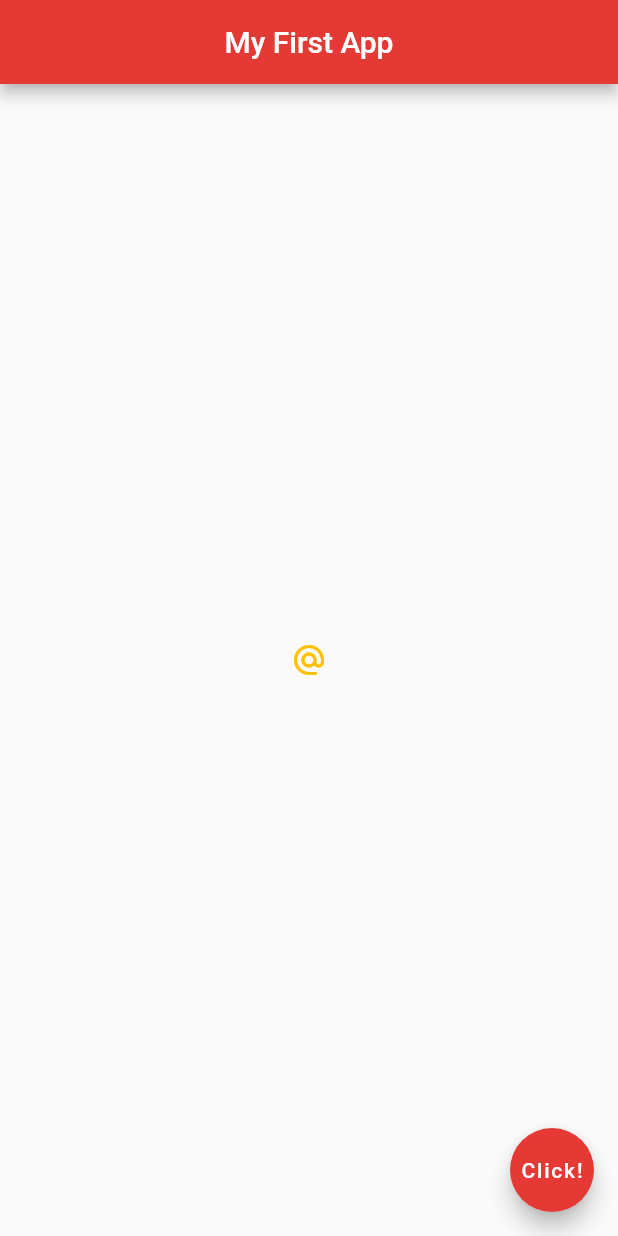
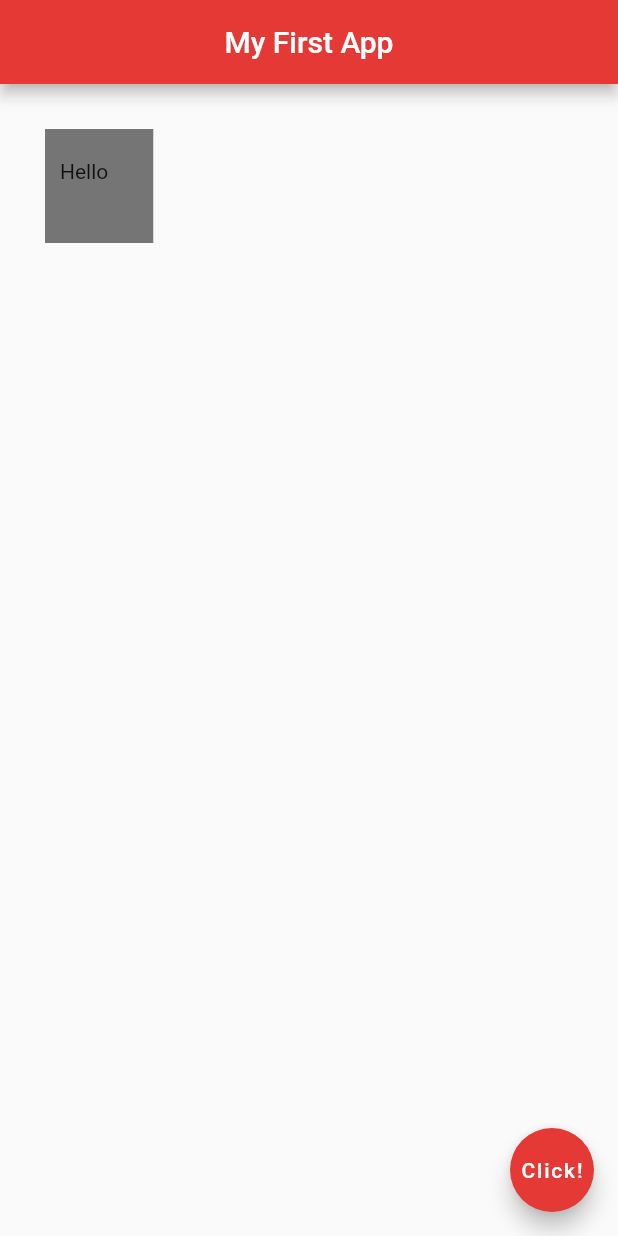
Before and after one commit to mishkatmustafid/flutter-project, a Flutter app: the screen it shows after launch, on a phone screen of 412 x 824 dp. Run offline on Flutter 3.47's test engine with Material 2 defaults, Android fonts, the phone set to English and light mode, and no system bars.

Commit message:
Container with padding and margin

```diff
--- a/flutter_app/lib/main.dart
+++ b/flutter_app/lib/main.dart
@@ -13,14 +13,11 @@ class Home extends StatelessWidget {
         centerTitle: true,
         backgroundColor: Colors.red[600],
       ),
-      body: Center(
-        child: IconButton(
-          onPressed: () {
-            print('Clicked');
-          },
-          icon: Icon(Icons.alternate_email),
-          color: Colors.amber,
-        )
+      body: Container(
+        padding: EdgeInsets.fromLTRB(10.0, 20.0, 30.0, 40.0),
+        margin: EdgeInsets.all(30.0),
+        color: Colors.grey[600],
+        child: Text('Hello'),
       ),
       floatingActionButton:FloatingActionButton(
         onPressed: (){},
```
